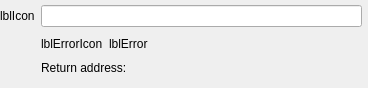
Qt form src/plugins/rosterchanger/addmetaitemwidget.ui (silvansky/Contacts) before a commit.
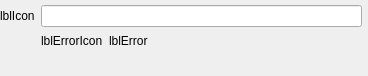
The same form after that commit. Custom widgets are drawn as their Qt base class.

Diff of the .ui file:
```diff
--- a/src/plugins/rosterchanger/addmetaitemwidget.ui
+++ b/src/plugins/rosterchanger/addmetaitemwidget.ui
@@ -7,7 +7,7 @@
     <x>0</x>
     <y>0</y>
     <width>368</width>
-    <height>88</height>
+    <height>76</height>
    </rect>
   </property>
   <layout class="QGridLayout" name="gridLayout">
@@ -64,23 +64,7 @@
     </layout>
    </item>
    <item row="2" column="1">
-    <widget class="QWidget" name="wdtSelectProfile" native="true">
-     <layout class="QVBoxLayout" name="verticalLayout">
-      <property name="margin">
-       <number>0</number>
-      </property>
-      <item>
-       <widget class="QLabel" name="lblProfile">
-        <property name="text">
-         <string>Return address:</string>
-        </property>
-       </widget>
-      </item>
-      <item>
-       <widget class="QWidget" name="wdtProfiles" native="true"/>
-      </item>
-     </layout>
-    </widget>
+    <widget class="QWidget" name="wdtSelectProfile" native="true"/>
    </item>
   </layout>
  </widget>
```
